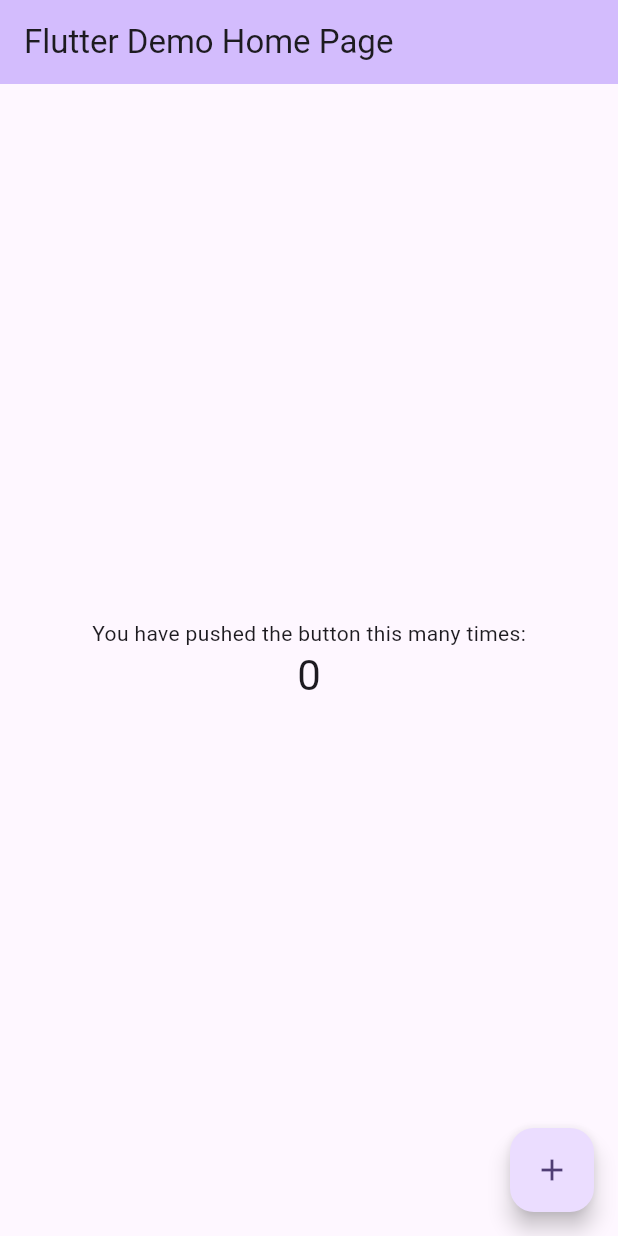
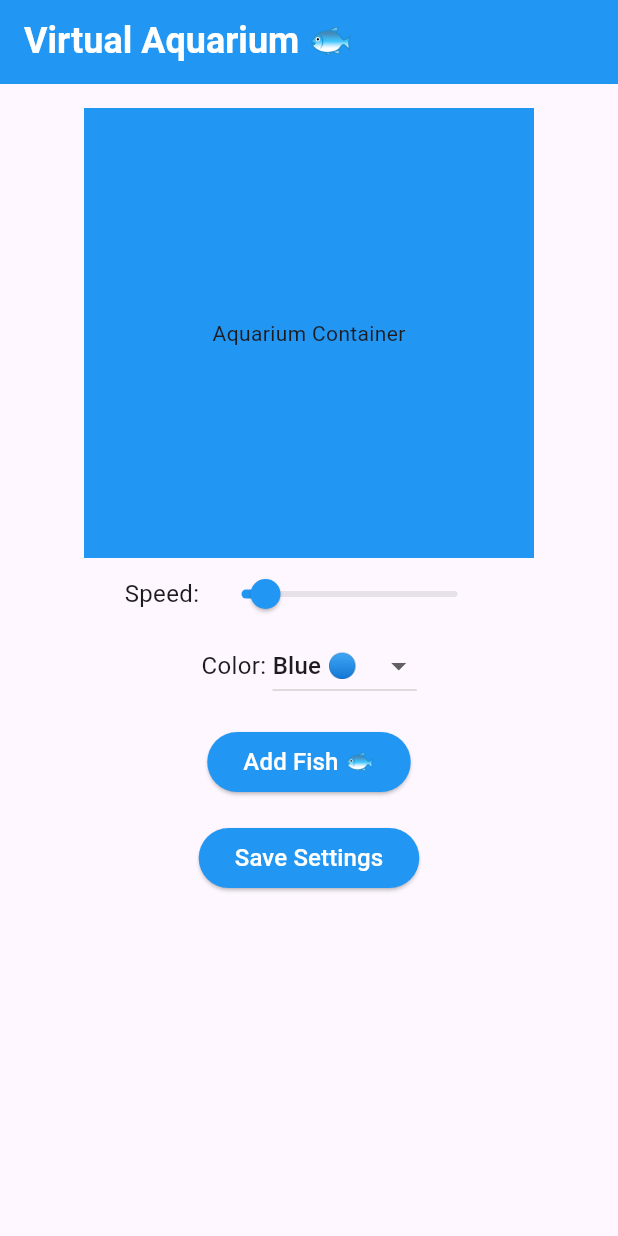
Before and after one commit to bpham30/virtual-aquarium, a Flutter app: the screen it shows after launch, on a phone screen of 412 x 824 dp. Run offline on Flutter 3.47's test engine with Material 3 defaults, Android fonts, the phone set to English and light mode, and no system bars.

Commit message:
add: user interface for aquarium container & settings

```diff
--- a/virtual_aquarium/lib/main.dart
+++ b/virtual_aquarium/lib/main.dart
@@ -7,119 +7,117 @@ void main() {
 class MyApp extends StatelessWidget {
   const MyApp({super.key});
 
-  // This widget is the root of your application.
   @override
   Widget build(BuildContext context) {
     return MaterialApp(
-      title: 'Flutter Demo',
+      title: 'Virtual Aquarium',
       theme: ThemeData(
-        // This is the theme of your application.
-        //
-        // TRY THIS: Try running your application with "flutter run". You'll see
-        // the application has a purple toolbar. Then, without quitting the app,
-        // try changing the seedColor in the colorScheme below to Colors.green
-        // and then invoke "hot reload" (save your changes or press the "hot
-        // reload" button in a Flutter-supported IDE, or press "r" if you used
-        // the command line to start the app).
-        //
-        // Notice that the counter didn't reset back to zero; the application
-        // state is not lost during the reload. To reset the state, use hot
-        // restart instead.
-        //
-        // This works for code too, not just values: Most code changes can be
-        // tested with just a hot reload.
-        colorScheme: ColorScheme.fromSeed(seedColor: Colors.deepPurple),
-        useMaterial3: true,
+        primarySwatch: Colors.blue,
       ),
-      home: const MyHomePage(title: 'Flutter Demo Home Page'),
+      home: const AquariumScreen(),
+
     );
   }
 }
 
-class MyHomePage extends StatefulWidget {
-  const MyHomePage({super.key, required this.title});
-
-  // This widget is the home page of your application. It is stateful, meaning
-  // that it has a State object (defined below) that contains fields that affect
-  // how it looks.
-
-  // This class is the configuration for the state. It holds the values (in this
-  // case the title) provided by the parent (in this case the App widget) and
-  // used by the build method of the State. Fields in a Widget subclass are
-  // always marked "final".
-
-  final String title;
+//ui for aquarium
+class AquariumScreen extends StatefulWidget {
+  const AquariumScreen({super.key});
 
   @override
-  State<MyHomePage> createState() => _MyHomePageState();
+  _AquariumScreenState createState() => _AquariumScreenState();
 }
 
-class _MyHomePageState extends State<MyHomePage> {
-  int _counter = 0;
-
-  void _incrementCounter() {
-    setState(() {
-      // This call to setState tells the Flutter framework that something has
-      // changed in this State, which causes it to rerun the build method below
-      // so that the display can reflect the updated values. If we changed
-      // _counter without calling setState(), then the build method would not be
-      // called again, and so nothing would appear to happen.
-      _counter++;
-    });
-  }
+class _AquariumScreenState extends State<AquariumScreen> {
+  //default color & speed
+  Color color = Colors.blue;
+  double speed = 1.0;
 
   @override
   Widget build(BuildContext context) {
-    // This method is rerun every time setState is called, for instance as done
-    // by the _incrementCounter method above.
-    //
-    // The Flutter framework has been optimized to make rerunning build methods
-    // fast, so that you can just rebuild anything that needs updating rather
-    // than having to individually change instances of widgets.
     return Scaffold(
       appBar: AppBar(
-        // TRY THIS: Try changing the color here to a specific color (to
-        // Colors.amber, perhaps?) and trigger a hot reload to see the AppBar
-        // change color while the other colors stay the same.
-        backgroundColor: Theme.of(context).colorScheme.inversePrimary,
-        // Here we take the value from the MyHomePage object that was created by
-        // the App.build method, and use it to set our appbar title.
-        title: Text(widget.title),
+        title: const Text('Virtual Aquarium 🐟' , style: TextStyle(fontSize: 24, color: Colors.white, fontWeight: FontWeight.bold), ),
+        backgroundColor: Colors.blue,
+
       ),
       body: Center(
-        // Center is a layout widget. It takes a single child and positions it
-        // in the middle of the parent.
         child: Column(
-          // Column is also a layout widget. It takes a list of children and
-          // arranges them vertically. By default, it sizes itself to fit its
-          // children horizontally, and tries to be as tall as its parent.
-          //
-          // Column has various properties to control how it sizes itself and
-          // how it positions its children. Here we use mainAxisAlignment to
-          // center the children vertically; the main axis here is the vertical
-          // axis because Columns are vertical (the cross axis would be
-          // horizontal).
-          //
-          // TRY THIS: Invoke "debug painting" (choose the "Toggle Debug Paint"
-          // action in the IDE, or press "p" in the console), to see the
-          // wireframe for each widget.
-          mainAxisAlignment: MainAxisAlignment.center,
-          children: <Widget>[
-            const Text(
-              'You have pushed the button this many times:',
+          mainAxisAlignment: MainAxisAlignment.start,
+          children:
+          [
+            //300 x 300 container
+          Padding(padding: const EdgeInsets.only(top: 16), child:   Container(
+              width: 300,
+              height: 300,
+              color: Colors.blue,
+              child: const Center(
+                child: Text('Aquarium Container', ),
+              ),
+            ),),
+            //slider to control speed
+
+            Row(
+              mainAxisAlignment: MainAxisAlignment.center,
+              children: [
+                const Text('Speed: ', style: TextStyle(fontSize: 16),),
+                SliderTheme(data: const SliderThemeData(thumbColor: Colors.blue, activeTrackColor: Colors.blue), child: Slider(value: speed, min: .5, max: 5.0, onChanged: (value) {
+                  setState(() {
+                    speed = value;
+                  });
+                }),)
+              ],
             ),
-            Text(
-              '$_counter',
-              style: Theme.of(context).textTheme.headlineMedium,
+
+          //color picker
+        Row(
+              mainAxisAlignment: MainAxisAlignment.center,
+              children: [
+                const Text('Color: ', style: TextStyle(fontSize: 16),),
+               DropdownButton<Color>(
+                 value: color,
+                 items: const [
+                   DropdownMenuItem<Color>(value: Colors.blue, child: Text('Blue 🔵')),
+                   DropdownMenuItem<Color>(value: Colors.green, child: Text('Green 🟢')),
+                   DropdownMenuItem<Color>(value: Colors.red, child: Text('Red 🔴')),
+                   DropdownMenuItem<Color>(value: Colors.yellow, child: Text('Yellow 🟡')),
+                 ],
+                 onChanged: (Color? newColor) {
+                   if(newColor != null) {
+                      setState(() {
+                        color = newColor;
+                      });
+                   }
+                 },
+               )
+              ],
             ),
-          ],
+
+            //add fish btn
+             Padding(padding: const EdgeInsets.only(top: 16), child:
+            ElevatedButton(
+              onPressed: () {
+                //add fish functionality
+              },
+                style: ElevatedButton.styleFrom(
+                backgroundColor: Colors.blue,
+              ),
+              child: const Text('Add Fish 🐟', style: TextStyle(fontSize: 16, color: Colors.white),),
+            ),),
+            //save settings btn
+             Padding(padding: const EdgeInsets.only(top: 16), child:
+            ElevatedButton(
+              onPressed: () {
+                //save settings functionality
+              },
+              style: ElevatedButton.styleFrom(
+                backgroundColor: Colors.blue,
+              ),
+              child: const Text('Save Settings', style: TextStyle(fontSize: 16 , color: Colors.white),),
+            ),),
+          ]
         ),
       ),
-      floatingActionButton: FloatingActionButton(
-        onPressed: _incrementCounter,
-        tooltip: 'Increment',
-        child: const Icon(Icons.add),
-      ), // This trailing comma makes auto-formatting nicer for build methods.
     );
   }
 }
```
